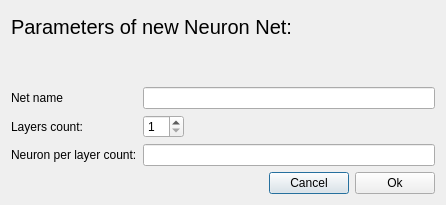
Qt form TP_CXX/NetManagers/createNet.ui (xammi/2014_Cpp_Technopark) before a commit.
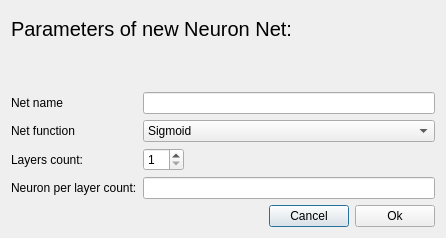
The same form after that commit.

Patch:
```diff
--- a/TP_CXX/NetManagers/createNet.ui
+++ b/TP_CXX/NetManagers/createNet.ui
@@ -7,7 +7,7 @@
     <x>0</x>
     <y>0</y>
     <width>446</width>
-    <height>205</height>
+    <height>238</height>
    </rect>
   </property>
   <property name="windowTitle">
@@ -43,14 +43,14 @@
    </item>
    <item>
     <layout class="QGridLayout" name="laoParams">
-     <item row="1" column="0">
+     <item row="2" column="0">
       <widget class="QLabel" name="lblLayersCnt">
        <property name="text">
         <string>Layers count:</string>
        </property>
       </widget>
      </item>
-     <item row="1" column="1">
+     <item row="2" column="1">
       <layout class="QHBoxLayout" name="laoLayersCnt">
        <item>
         <widget class="QSpinBox" name="layersCnt">
@@ -77,19 +77,16 @@
        </item>
       </layout>
      </item>
-     <item row="2" column="1">
+     <item row="3" column="1">
       <widget class="QLineEdit" name="neurons"/>
      </item>
-     <item row="2" column="0">
+     <item row="3" column="0">
       <widget class="QLabel" name="lblNeurons">
        <property name="text">
         <string>Neuron per layer count:</string>
        </property>
       </widget>
      </item>
-     <item row="0" column="1">
-      <widget class="QLineEdit" name="name"/>
-     </item>
      <item row="0" column="0">
       <widget class="QLabel" name="lblName">
        <property name="text">
@@ -97,6 +94,30 @@
        </property>
       </widget>
      </item>
+     <item row="0" column="1">
+      <widget class="QLineEdit" name="name"/>
+     </item>
+     <item row="1" column="0">
+      <widget class="QLabel" name="lblFunc">
+       <property name="text">
+        <string>Net function</string>
+       </property>
+      </widget>
+     </item>
+     <item row="1" column="1">
+      <widget class="QComboBox" name="func">
+       <item>
+        <property name="text">
+         <string>Sigmoid</string>
+        </property>
+       </item>
+       <item>
+        <property name="text">
+         <string>HypTan</string>
+        </property>
+       </item>
+      </widget>
+     </item>
     </layout>
    </item>
    <item>
@@ -131,11 +152,6 @@
     </layout>
    </item>
   </layout>
-  <zorder>title</zorder>
-  <zorder>gridLayoutWidget</zorder>
-  <zorder>neurons</zorder>
-  <zorder>horizontalLayoutWidget_2</zorder>
-  <zorder>errors</zorder>
  </widget>
  <resources/>
  <connections/>
```
